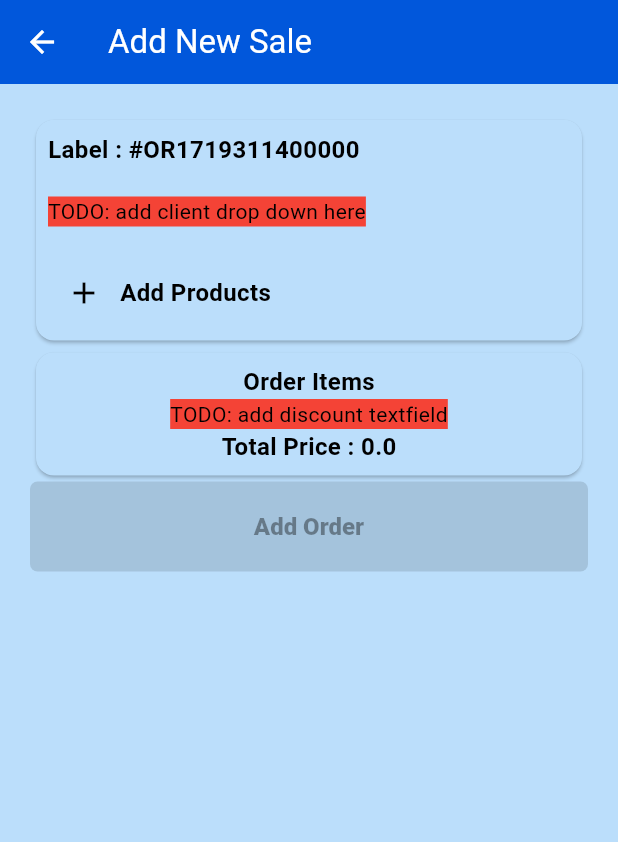
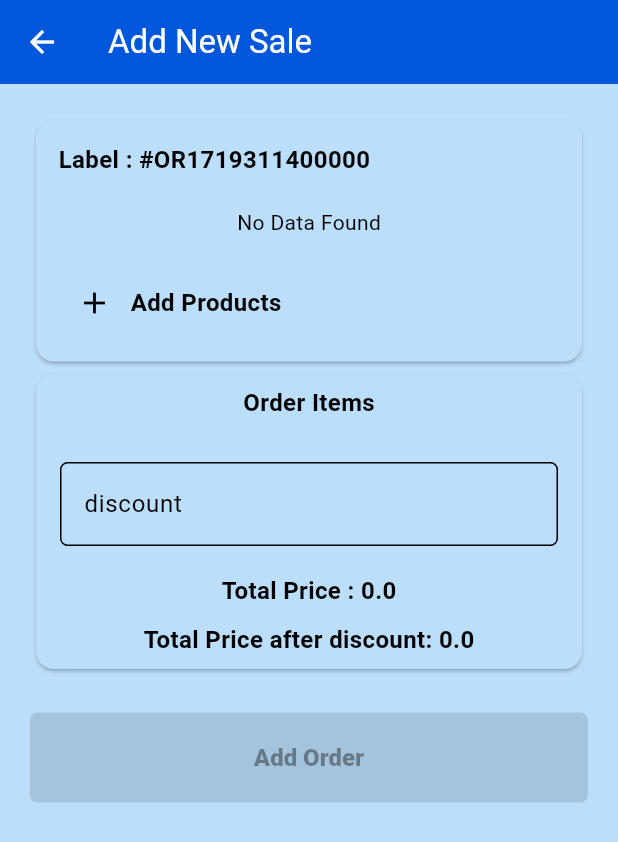
Before and after one commit to mawadaelkashlan/EasyPos, a Flutter app: the screen it shows after launch, scrolled down 114 dp, after a tap on "New Sale", on a phone screen of 412 x 824 dp. Shown: the top 842 px of the screen. Run offline on Flutter 3.47's test engine with Material 3 defaults, Android fonts, the phone set to English and light mode, and no system bars; our stand-ins replace data_table_2, get_it, sqflite, sqflite_common_ffi_web; accounts and stored records are empty.

Commit message:
new sale page is finished

```diff
--- a/lib/pages/sale_ops_page.dart
+++ b/lib/pages/sale_ops_page.dart
@@ -1,3 +1,5 @@
+import 'package:final_project_level1/widgets/app_text_formfield.dart';
+import 'package:final_project_level1/widgets/clients_drop_down.dart';
 import 'package:flutter/material.dart';
 import 'package:get_it/get_it.dart';
 import '../helpers/sql_helper.dart';
@@ -8,6 +10,7 @@ import '../widgets/app_elevated_button.dart';
 
 class SaleOpsPage extends StatefulWidget {
   final Order? order;
+
   const SaleOpsPage({this.order, super.key});
 
   @override
@@ -18,6 +21,9 @@ class _SaleOpsPageState extends State<SaleOpsPage> {
   String? orderLabel;
   List<Product>? products;
   List<OrderItem> selectedOrderItem = [];
+  int? selectedClientId;
+
+  final TextEditingController discountController = TextEditingController();
 
   @override
   void initState() {
@@ -29,7 +35,9 @@ class _SaleOpsPageState extends State<SaleOpsPage> {
     orderLabel = widget.order == null
         ? '#OR${DateTime.now().millisecondsSinceEpoch}'
         : widget.order?.id.toString();
+    selectedClientId = widget.order?.clientId;
     getProducts();
+    setState(() {});
   }
 
   void getProducts() async {
@@ -71,7 +79,7 @@ class _SaleOpsPageState extends State<SaleOpsPage> {
             children: [
               Card(
                 child: Padding(
-                  padding: const EdgeInsets.all(8.0),
+                  padding: const EdgeInsets.all(15.0),
                   child: Column(
                     crossAxisAlignment: CrossAxisAlignment.start,
                     children: [
@@ -85,9 +93,14 @@ class _SaleOpsPageState extends State<SaleOpsPage> {
                       const SizedBox(
                         height: 20,
                       ),
-                      Container(
-                          color: Colors.red,
-                          child: Text('TODO: add client drop down here')),
+                      ClientsDropDown(
+                        selectedValue: selectedClientId,
+                        onChanged: (clientId) {
+                          setState(() {
+                            selectedClientId = clientId;
+                          });
+                        },
+                      ),
                       const SizedBox(
                         height: 20,
                       ),
@@ -123,6 +136,7 @@ class _SaleOpsPageState extends State<SaleOpsPage> {
                           fontSize: 16,
                         ),
                       ),
+                      const SizedBox(height: 10,),
                       for (var orderItem in selectedOrderItem)
                         Padding(
                           padding: const EdgeInsets.symmetric(vertical: 5),
@@ -135,21 +149,35 @@ class _SaleOpsPageState extends State<SaleOpsPage> {
                                 '${(orderItem.productCount ?? 0) * (orderItem.product?.price ?? 0)}'),
                           ),
                         ),
-                      Container(
-                        color: Colors.red,
-                        child: Text('TODO: add discount textfield'),
+                      const SizedBox(height: 10,),
+                      Padding(
+                        padding: const EdgeInsets.all(8.0),
+                        child: AppTextFormField(
+                            controller: discountController,
+                            keyboardType: TextInputType.number,
+                            label: 'discount'),
                       ),
+                      const SizedBox(height: 10,),
                       Text(
                         'Total Price : $calculateTotalPrice',
-                        style: TextStyle(
+                        style: const TextStyle(
                           fontWeight: FontWeight.w700,
                           fontSize: 16,
                         ),
-                      )
+                      ),
+                      const SizedBox(height: 10,),
+                      Text(
+                        'Total Price after discount: ${calculateTotalPrice - (discountController.text.isEmpty ? 0 : double.parse(discountController.text))}',
+                        style: const TextStyle(
+                          fontWeight: FontWeight.w700,
+                          fontSize: 16,
+                        ),
+                      ),
                     ],
                   ),
                 ),
               ),
+              const SizedBox(height: 25,),
               AppElevatedButton(
                   onPressed: selectedOrderItem.isEmpty
                       ? null
@@ -171,7 +199,9 @@ class _SaleOpsPageState extends State<SaleOpsPage> {
       var orderId = await sqlHelper.db!.insert('orders', {
         'label': orderLabel,
         'totalPrice': calculateTotalPrice,
-        'discount': 0,
+        'discount': discountController.text.isEmpty
+            ? 0
+            : double.parse(discountController.text),
         'clientId': 1
       });
 
@@ -186,7 +216,7 @@ class _SaleOpsPageState extends State<SaleOpsPage> {
 
       await batch.commit();
 
-      ScaffoldMessenger.of(context).showSnackBar(SnackBar(
+      ScaffoldMessenger.of(context).showSnackBar(const SnackBar(
           backgroundColor: Colors.green,
           content: Text('Order Set Successfully')));
       Navigator.pop(context, true);
@@ -217,13 +247,13 @@ class _SaleOpsPageState extends State<SaleOpsPage> {
               child: Padding(
                 padding: const EdgeInsets.all(14.0),
                 child: (products?.isEmpty ?? false)
-                    ? Center(
+                    ? const Center(
                         child: Text('No Data Found'),
                       )
                     : Column(
                         crossAxisAlignment: CrossAxisAlignment.start,
                         children: [
-                    Text(
+                          const Text(
                             'Products',
                             style: TextStyle(
                               fontWeight: FontWeight.w700,
--- a/lib/widgets/app_text_formfield.dart
+++ b/lib/widgets/app_text_formfield.dart
@@ -9,7 +9,7 @@ class AppTextFormField extends StatelessWidget {
   final TextInputType? keyboardType;
   const AppTextFormField(
       {required this.controller,
-        required this.validator,
+        this.validator,
         required this.label,
         this.formatters,
         this.keyboardType,
--- /dev/null
+++ b/lib/widgets/clients_drop_down.dart
@@ -0,0 +1,80 @@
+import 'package:final_project_level1/models/client.dart';
+import 'package:flutter/material.dart';
+import 'package:get_it/get_it.dart';
+import '../helpers/sql_helper.dart';
+
+class ClientsDropDown extends StatefulWidget {
+  final int? selectedValue;
+  final void Function(int?)? onChanged;
+  const ClientsDropDown(
+      {super.key, this.selectedValue, required this.onChanged});
+
+  @override
+  State<ClientsDropDown> createState() => _ClientsDropDownState();
+}
+
+class _ClientsDropDownState extends State<ClientsDropDown> {
+  List<ClientData>? clients;
+  @override
+  void initState() {
+    getClients();
+    super.initState();
+  }
+
+  void getClients() async {
+    try {
+      var sqlHelper = GetIt.I.get<SqlHelper>();
+      var data = await sqlHelper.db!.query('clients');
+
+      if (data.isNotEmpty) {
+        clients = [];
+        for (var item in data) {
+          clients!.add(ClientData.fromJson(item));
+        }
+      } else {
+        clients = [];
+      }
+    } catch (e) {
+      print('Error In get data $e');
+      clients = [];
+    }
+    setState(() {});
+  }
+
+  @override
+  Widget build(BuildContext context) {
+    return clients == null
+        ? const Center(
+      child: CircularProgressIndicator(),
+    )
+        : (clients?.isEmpty ?? false)
+        ? const Center(
+      child: Text('No Data Found'),
+    )
+        : Container(
+      decoration: BoxDecoration(
+          borderRadius: BorderRadius.circular(5),
+          border: Border.all(color: Colors.black)),
+      child: Padding(
+        padding:
+        const EdgeInsets.symmetric(horizontal: 5),
+        child: DropdownButton(
+            underline: const SizedBox(),
+            isExpanded: true,
+            hint: const Text(
+              'Select Client',
+              style: TextStyle(fontWeight: FontWeight.w500),
+            ),
+            value: widget.selectedValue,
+            items: [
+              for (var client in clients!)
+                DropdownMenuItem(
+                  value: client.id,
+                  child: Text(client.name ?? 'No Name'),
+                ),
+            ],
+            onChanged: widget.onChanged),
+      ),
+    );
+  }
+}
```
Also changed, not shown: lib/pages/all_sales.dart (+45 -1 lines). Lines whose indentation alone changed are shown as unchanged.
